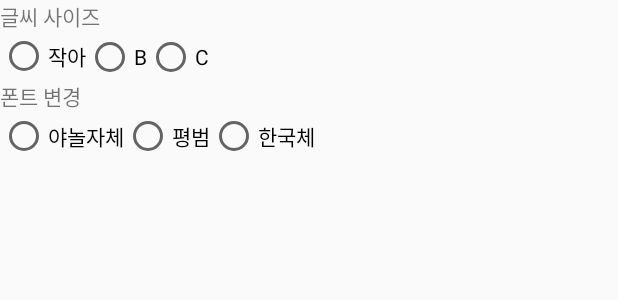
After one commit to KinggodChanJong/coronaCheck1, an Android app: the layout activity_setting.xml on its own in the app's theme, with its tools: preview values and no code run, on a phone screen of 412 x 824 dp. The commit adds this screen. Shown: the top 300 px of the screen. Run offline under Robolectric (Android 15) with nearby library versions, the phone set to English and light mode, and no system bars.

```diff
--- /dev/null
+++ b/app/src/main/java/com/kang/coronacheck1/FlagVar.java
@@ -0,0 +1,31 @@
+package com.kang.coronacheck1;
+
+public class FlagVar  {
+
+    private static int state,fontvar;
+
+    public void var() {
+        //전역 변수 초기화
+        state = 0;
+        fontvar = 0;
+    }
+
+
+    public static int setState(int a){
+        state = a;
+        return state;
+    }
+    public static int getState(){
+        return state;
+    }
+
+    public static int  setFontvar(int a){
+        fontvar = a;
+        return  fontvar;
+    }
+    public static int getFontvar(){
+        return fontvar;
+    }
+
+
+}
--- a/app/src/main/java/com/kang/coronacheck1/MainActivity.java
+++ b/app/src/main/java/com/kang/coronacheck1/MainActivity.java
@@ -19,6 +19,7 @@ import android.view.View;
 import android.view.ViewGroup;
 import android.widget.Button;
 import android.view.View;
+import android.widget.ImageButton;
 import android.widget.TextView;
 
 import com.google.android.gms.tasks.OnFailureListener;
@@ -46,6 +47,7 @@ public class MainActivity extends AppCompatActivity implements View.OnClickListe
 
     private BottomNavigationView bottomNavigationView;
     private FloatingActionButton fabQrcode;
+    Intent intent;
 
     //플래그 값 초기화
     private int flag = 0;
@@ -94,14 +96,8 @@ public class MainActivity extends AppCompatActivity implements View.OnClickListe
                 });
 **/
         //임시 세팅 버튼
-        Button web_view = (Button) findViewById(R.id.button);
-        web_view.setOnClickListener(new View.OnClickListener() {
-            @Override
-            public void onClick(View v) {
-                Intent intent = new Intent(getApplicationContext(), Setting.class);
-                startActivity(intent);
-            }
-        });
+        ImageButton web_view = (ImageButton) findViewById(R.id.button);
+
         bottomNavigationView = findViewById(R.id.bottom_navigation_view);
         // 첫화면에 띄워야 할 것들 지정해주기
         getSupportFragmentManager().beginTransaction().replace(R.id.layout_main_frame,menu1Fragment).commitAllowingStateLoss();
@@ -135,9 +131,14 @@ public class MainActivity extends AppCompatActivity implements View.OnClickListe
     public void onClick(View view) {
 
         switch (view.getId()) {
+
             case R.id.fab :
                 Log.d(TAG, "MainActivity fab - onClick() called");
-                Intent intent = new Intent(this, QrcodeActivity.class);
+                intent = new Intent(this, QrcodeActivity.class);
+                startActivity(intent);
+                break;
+            case R.id.button:
+                intent = new Intent(getApplicationContext(), Setting.class);
                 startActivity(intent);
                 break;
         }
--- /dev/null
+++ b/app/src/main/res/layout/activity_setting.xml
@@ -0,0 +1,83 @@
+<?xml version="1.0" encoding="utf-8"?>
+<LinearLayout xmlns:android="http://schemas.android.com/apk/res/android"
+    xmlns:app="http://schemas.android.com/apk/res-auto"
+    xmlns:tools="http://schemas.android.com/tools"
+    android:layout_width="match_parent"
+    android:layout_height="match_parent"
+    tools:context=".Setting"
+    android:orientation="vertical">
+
+
+    <TextView
+        android:id="@+id/tv_fontsize"
+        android:layout_width="wrap_content"
+        android:layout_height="wrap_content"
+        android:text="글씨 사이즈" />
+    <RadioGroup
+        android:id="@+id/rg_fontsize"
+        android:layout_width="match_parent"
+        android:layout_height="wrap_content"
+        android:orientation="horizontal">
+
+        <RadioButton
+            android:id="@+id/btn_font_small"
+            android:layout_width="wrap_content"
+            android:layout_height="wrap_content"
+            android:text="작아"
+            tools:layout_editor_absoluteX="70dp"
+            tools:layout_editor_absoluteY="95dp" />
+
+        <RadioButton
+            android:id="@+id/btn_font_mid"
+            android:layout_width="wrap_content"
+            android:layout_height="wrap_content"
+            android:text="B"
+            tools:layout_editor_absoluteX="51dp"
+            tools:layout_editor_absoluteY="238dp" />
+
+        <RadioButton
+            android:id="@+id/btn_font_big"
+            android:layout_width="wrap_content"
+            android:layout_height="wrap_content"
+            android:text="C"
+            tools:layout_editor_absoluteX="51dp"
+            tools:layout_editor_absoluteY="358dp" />
+    </RadioGroup>
+    <TextView
+        android:id="@+id/tv_fontchang"
+        android:layout_width="wrap_content"
+        android:layout_height="wrap_content"
+        android:text="폰트 변경" />
+    <RadioGroup
+        android:id="@+id/rg_fontchang"
+        android:layout_width="match_parent"
+        android:layout_height="wrap_content"
+        android:layout_below="@+id/tv_fontset"
+        android:orientation="horizontal">
+
+        <RadioButton
+            android:id="@+id/btn_font_ya"
+            android:layout_width="wrap_content"
+            android:layout_height="wrap_content"
+            android:text="야놀자체"
+            tools:layout_editor_absoluteX="70dp"
+            tools:layout_editor_absoluteY="95dp" />
+
+        <RadioButton
+            android:id="@+id/btn_font_nomal"
+            android:layout_width="wrap_content"
+            android:layout_height="wrap_content"
+            android:text="평범"
+            tools:layout_editor_absoluteX="51dp"
+            tools:layout_editor_absoluteY="238dp" />
+
+        <RadioButton
+            android:id="@+id/btn_font_kor"
+            android:layout_width="wrap_content"
+            android:layout_height="wrap_content"
+            android:text="한국체"
+            tools:layout_editor_absoluteX="51dp"
+            tools:layout_editor_absoluteY="358dp" />
+    </RadioGroup>
+
+</LinearLayout>
```
